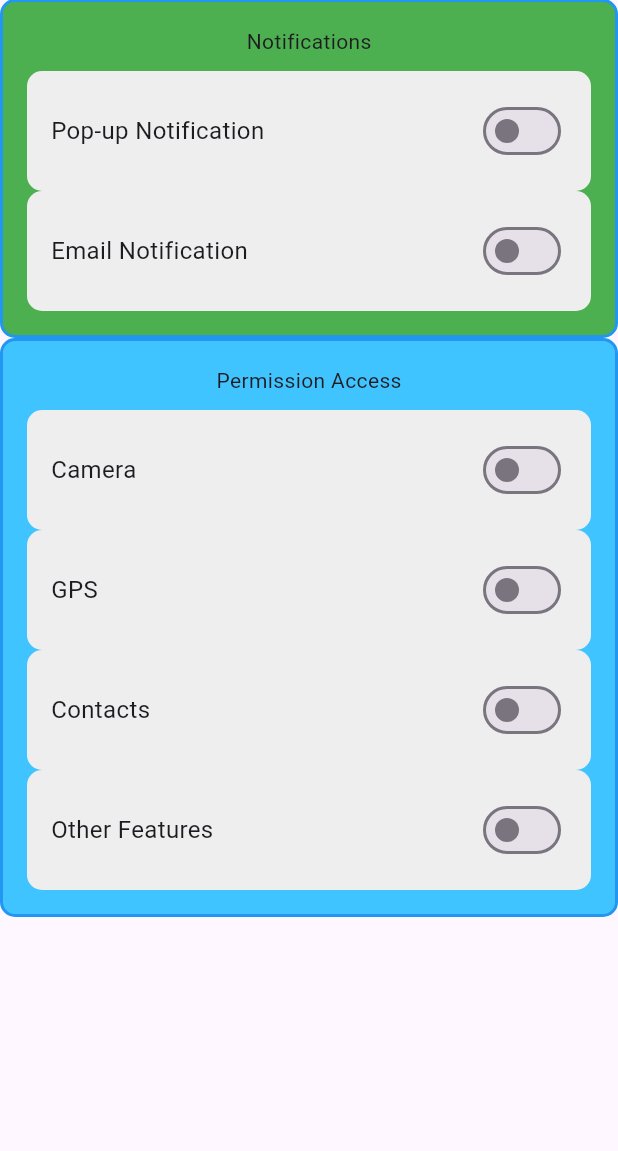
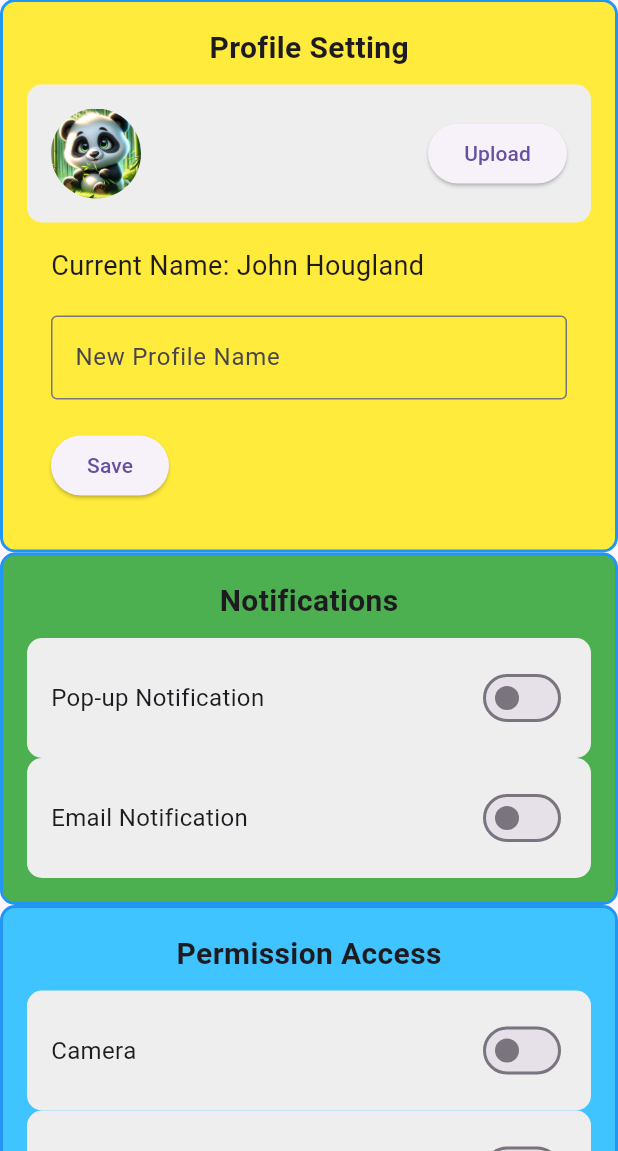
Before and after one commit to ThePandaGroup/Eco-Panda, a Flutter app: the ESettings screen opened directly, on a phone screen of 412 x 824 dp, the part 85-1236 px from its top. Run offline on Flutter 3.47's test engine with Material 3 defaults, Android fonts, the phone set to English and light mode, and no system bars; our stand-ins replace geolocator, google_maps_flutter, image_picker.

Commit message:
Completed Setting: Upload photo and change name is stateful, everything else is mock

```diff
--- a/eco_panda/lib/esettings.dart
+++ b/eco_panda/lib/esettings.dart
@@ -1,5 +1,7 @@
 import 'package:flutter/material.dart';
 import './page_template.dart';
+import 'package:image_picker/image_picker.dart';
+import 'dart:io'; // Import dart:io for file handling
 
 // Alex is doing it
 class ESettings extends StatefulWidget {
@@ -17,7 +19,7 @@ class _ESettingsState extends State<ESettings> {
       body:const SingleChildScrollView(
         child: Column(
           children: [
-
+            ProfileSetting(),
             NotificationSetting(),
             AccessPrivilegeSetting()
           ],
@@ -32,7 +34,31 @@ class ProfileSetting extends StatelessWidget{
 
   @override
   Widget build(BuildContext context) {
-    return Container();
+    return Container(
+      padding: const EdgeInsets.all(16.0), // Add some padding inside the container
+      decoration: BoxDecoration(
+        border: Border.all(
+          color: Colors.blue, // Set the color of the border
+          width: 2.0, // Set the width of the border
+        ),
+        color: Colors.yellow,
+        borderRadius: BorderRadius.circular(10), // Optional: if you want rounded corners
+      ),
+      child: const Column(
+        mainAxisSize: MainAxisSize.min, // Use min to fit content
+        children: <Widget>[
+          Center(child:Text("Profile Setting",
+            style: TextStyle(
+            fontSize: 20,
+            fontWeight: FontWeight.bold,
+            )),
+          ),
+          SizedBox(height: 10),
+          ProfilePictureEditing(),
+          ProfileNameSetting(),
+        ],
+      ),
+    );
   }
 }
 
@@ -54,7 +80,12 @@ class NotificationSetting extends StatelessWidget{
       child: const Column(
         mainAxisSize: MainAxisSize.min, // Use min to fit content
         children: <Widget>[
-          Center(child: Text("Notifications")),
+          Center(child: Text("Notifications",
+            style: TextStyle(
+            fontSize: 20,
+            fontWeight: FontWeight.bold,
+            ),),
+          ),
           SizedBox(height: 10), // Add some space between the text and the first toggle
           ToggleContainerCard(featureText: "Pop-up Notification"),
           ToggleContainerCard(featureText: "Email Notification")
@@ -82,7 +113,12 @@ class AccessPrivilegeSetting extends StatelessWidget{
       child: const Column(
         mainAxisSize: MainAxisSize.min, // Use min to fit content
         children: <Widget>[
-          Center(child: Text("Permission Access")),
+          Center(child: Text("Permission Access",
+            style: TextStyle(
+            fontSize: 20,
+            fontWeight: FontWeight.bold,
+            ),)
+          ),
           SizedBox(height: 10), // Add some space between the text and the first toggle
           ToggleContainerCard(featureText: "Camera"),
           ToggleContainerCard(featureText: "GPS"),
@@ -94,7 +130,102 @@ class AccessPrivilegeSetting extends StatelessWidget{
   }
 }
 
+class ProfilePictureEditing extends StatefulWidget {
+  const ProfilePictureEditing({Key? key}) : super(key: key);
 
+  @override
+  _ProfilePicState createState() => _ProfilePicState();
+}
+
+class _ProfilePicState extends State<ProfilePictureEditing> {
+  File? _image; // Variable to hold the selected image
+
+  // Method to handle image selection from gallery
+  Future<void> _pickImage() async {
+    final pickedFile = await ImagePicker().pickImage(source: ImageSource.gallery);
+
+    // If an image is picked, update the state with the new image
+    if (pickedFile != null) {
+      setState(() {
+        _image = File(pickedFile.path);
+      });
+    }
+  }
+
+  @override
+  Widget build(BuildContext context) {
+    return Container(
+      padding: const EdgeInsets.all(16.0),
+      decoration: BoxDecoration(
+        color: Colors.grey[200],
+        borderRadius: BorderRadius.circular(10),
+      ),
+      child: Row(
+        mainAxisAlignment: MainAxisAlignment.spaceBetween,
+        children: <Widget>[
+          CircleAvatar(
+            backgroundImage: (_image != null ? FileImage(_image!) : AssetImage('assets/avatar.png')) as ImageProvider<Object>,
+            radius: 30,
+          ),
+          ElevatedButton(
+            onPressed: _pickImage,
+            child: const Text('Upload'),
+          ),
+        ],
+      ),
+    );
+  }
+}
+
+class ProfileNameSetting extends StatefulWidget {
+  const ProfileNameSetting({super.key});
+
+  @override
+  _ProfileNameSettingState createState() => _ProfileNameSettingState();
+}
+
+class _ProfileNameSettingState extends State<ProfileNameSetting> {
+  final TextEditingController _nameController = TextEditingController();
+  String _profileName = "John Hougland"; // Initial profile name
+
+  @override
+  void dispose() {
+    _nameController.dispose(); // Don't forget to dispose of the controller
+    super.dispose();
+  }
+
+  void _saveProfileName() {
+    setState(() {
+      _profileName = _nameController.text; // Update profile name with input value
+    });
+  }
+
+  @override
+  Widget build(BuildContext context) {
+    return Container(
+        padding: const EdgeInsets.all(16.0),
+        child: Column(
+          crossAxisAlignment: CrossAxisAlignment.start,
+          children: [
+            Text("Current Name: $_profileName", style: TextStyle(fontSize: 18)),
+            SizedBox(height: 20),
+            TextField(
+              controller: _nameController,
+              decoration: InputDecoration(
+                labelText: "New Profile Name",
+                border: OutlineInputBorder(),
+              ),
+            ),
+            SizedBox(height: 20),
+            ElevatedButton(
+              onPressed: _saveProfileName,
+              child: Text("Save"),
+            ),
+          ],
+        ),
+      );
+  }
+}
 
 class ToggleContainerCard extends StatefulWidget {
   final String featureText; // Add featureText as a parameter
--- a/eco_panda/pubspec.yaml
+++ b/eco_panda/pubspec.yaml
@@ -38,6 +38,7 @@ dependencies:
   # The following adds the Cupertino Icons font to your application.
   # Use with the CupertinoIcons class for iOS style icons.
   cupertino_icons: ^1.0.2
+  image_picker: ^1.0.7
 
 dev_dependencies:
   flutter_test:
```
Also changed, not shown: eco_panda/pubspec.lock, 5 other files.
